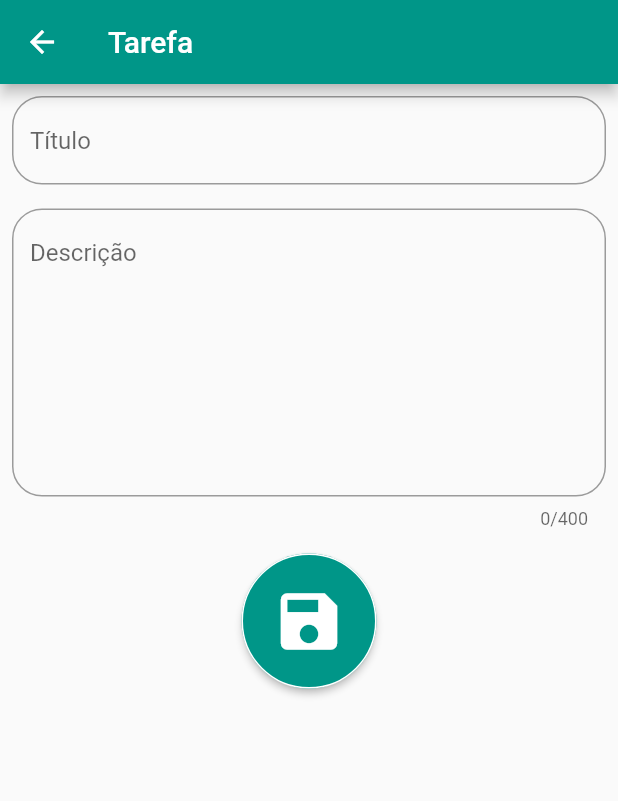
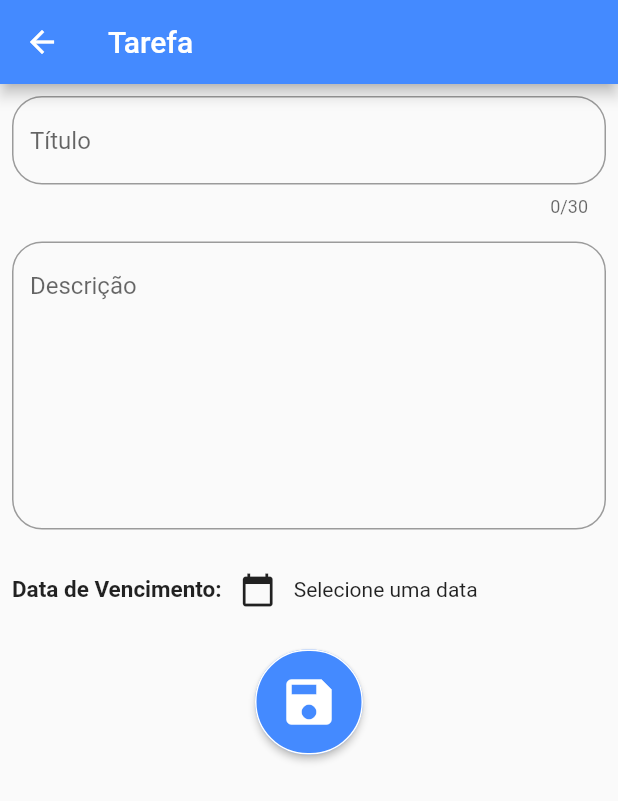
Before and after one commit to davigadelha/tarefas, a Flutter app: the TarefaScreen screen opened directly, on a phone screen of 412 x 824 dp. Shown: the top 801 px of the screen. Run offline on Flutter 3.47's test engine with Material 2 defaults, Android fonts, the phone set to English and light mode, and no system bars; our stand-ins replace shared_preferences; accounts and stored records are empty.

```diff
--- a/lib/models/tarefa.dart
+++ b/lib/models/tarefa.dart
@@ -1,24 +1,34 @@
+import 'package:tarefas/util/data_util.dart';
+
 class Tarefa {
   String titulo;
   String descricao;
   String status;
+  DateTime dataCriacao;
+  DateTime dataVencimento;
 
   Tarefa();
 
-  Tarefa.fromTituloDescricao(String titulo, String descricao) {
+  Tarefa.fromAtributos(String titulo, String descricao, DateTime dataCriacao, DateTime dataVencimento) {
     this.titulo = titulo;
     this.descricao = descricao;
+    this.dataCriacao = dataCriacao;
+    this.dataVencimento = dataVencimento;
     this.status = 'A';
   }
 
   Tarefa.fromJson(Map<String, dynamic> json)
     : titulo = json['titulo'],
       descricao = json['descricao'],
+        dataCriacao = DataUtil.getDateTimeFromString(json['dataCriacao']),
+        dataVencimento = DataUtil.getDateTimeFromString(json['dataVencimento']),
       status = json['status'];
 
   Map toJson() => {
     'titulo' : titulo,
     'descricao' : descricao,
+    'dataCriacao' : DataUtil.getDataHoraFormatada(dataCriacao),
+    'dataVencimento' : DataUtil.getDataHoraFormatada(dataVencimento),
     'status' : status
   };
 }
--- a/lib/screens/tarefa_screen.dart
+++ b/lib/screens/tarefa_screen.dart
@@ -3,6 +3,8 @@ import 'dart:convert';
 import 'package:flutter/material.dart';
 import 'package:shared_preferences/shared_preferences.dart';
 import 'package:tarefas/models/tarefa.dart';
+import 'package:tarefas/util/constantes.dart';
+import 'package:tarefas/util/data_util.dart';
 
 class TarefaScreen extends StatefulWidget {
 
@@ -22,13 +24,20 @@ class _TarefaScreenState extends State<TarefaScreen> {
 
   final _tituloController = TextEditingController();
   final _descricaoController = TextEditingController();
+  DateTime _dataVencimento;
 
   _TarefaScreenState(Tarefa tarefa, int index){
     this._tarefa = tarefa;
     this._index = index;
+  }
+
+  @override
+  void initState() {
+    super.initState();
     if (_tarefa != null) {
       _tituloController.text = _tarefa.titulo;
       _descricaoController.text = _tarefa.descricao;
+      _dataVencimento = _tarefa.dataVencimento;
     }
   }
 
@@ -46,8 +55,10 @@ class _TarefaScreenState extends State<TarefaScreen> {
         list = objs.map((obj) => Tarefa.fromJson(obj)).toList();
       }
 
-      _tarefa = Tarefa.fromTituloDescricao(
-          _tituloController.text, _descricaoController.text);
+      _tarefa = Tarefa.fromAtributos(
+          _tituloController.text, _descricaoController.text, DateTime.now(), _dataVencimento);
+      debugPrint('dataCriacao: ${_tarefa.dataCriacao}');
+      debugPrint('dataVencimento: ${_dataVencimento}');
 
       if (_index != -1) {
         list[_index] = _tarefa;
@@ -64,12 +75,14 @@ class _TarefaScreenState extends State<TarefaScreen> {
   Widget build(BuildContext context) {
     return Scaffold(
       key: key,
-      appBar: AppBar(backgroundColor: Colors.teal, title: Text('Tarefa'),),
+      appBar: AppBar(backgroundColor: Constantes.corPadrao, title: Text('Tarefa'),),
       body: Column(
+        crossAxisAlignment: CrossAxisAlignment.start,
         children: [
           Padding(
             padding: const EdgeInsets.all(8.0),
             child: TextField(
+              maxLength: 30,
               controller: _tituloController,
               decoration: InputDecoration(
                 hintText: 'Título',
@@ -81,8 +94,8 @@ class _TarefaScreenState extends State<TarefaScreen> {
             padding: const EdgeInsets.all(8.0),
             child: TextField(
               controller: _descricaoController,
+              keyboardType: TextInputType.multiline,
               maxLines: 8,
-              maxLength: 400,
               decoration: InputDecoration(
                   hintText: 'Descrição',
                   border: OutlineInputBorder(borderRadius: BorderRadius.circular(20)),
@@ -91,18 +104,45 @@ class _TarefaScreenState extends State<TarefaScreen> {
           ),
           Padding(
             padding: const EdgeInsets.all(8.0),
+            child: Row(
+              children: [
+                Text('Data de Vencimento:', textAlign: TextAlign.start, style: TextStyle(fontSize: 15, fontWeight: FontWeight.bold),),
+                IconButton(
+                  icon: Icon(Icons.calendar_today),
+                  onPressed: () {
+                    showDatePicker(
+                        context: context,
+                        initialDate: _dataVencimento == null ?  DateTime.now() : _dataVencimento,
+                        firstDate: DateTime.now(),
+                        lastDate: DateTime(9999),
+
+                    ).then((dataEscolhida) {
+                      setState(() {
+                        _dataVencimento = dataEscolhida;
+                      });
+                    });
+                  },
+                ),
+                Text(_dataVencimento == null ? 'Selecione uma data' : DataUtil.getDataFormatada(_dataVencimento)),
+              ],
+            ),
+          ),
+          Padding(
+            padding: const EdgeInsets.all(8.0),
+            child: Center(
               child: ButtonTheme(
-              minWidth: 90,
-              height: 90,
+                minWidth: 70,
+                height: 70,
                 child: RaisedButton(
                   shape: RoundedRectangleBorder(
                     borderRadius: BorderRadius.circular(100),
                     side: BorderSide(color: Colors.white)
                     ),
-                child: Icon(Icons.save, size: 50,),
-                color: Colors.teal,
+                  child: Icon(Icons.save, size: 40,),
+                  color: Constantes.corPadrao,
                   textColor: Colors.white,
                   onPressed: () => _saveItem(),
+                ),
               ),
             ),
           )
--- /dev/null
+++ b/lib/util/constantes.dart
@@ -0,0 +1,5 @@
+import 'package:flutter/material.dart';
+
+class Constantes {
+  static final Color corPadrao = Colors.blueAccent ;
+}
--- /dev/null
+++ b/lib/util/data_util.dart
@@ -0,0 +1,33 @@
+import 'package:intl/intl.dart';
+
+class DataUtil {
+
+  static String getDataFormatada(DateTime data){
+    if (data == null){
+      return null;
+    }
+    return  DateFormat('dd/MM/yyyy').format(data);
+  }
+
+  static String getDataHoraFormatada(DateTime data){
+    if (data == null){
+      return null;
+    }
+    return  DateFormat('dd/MM/yyyy HH:MM:SS').format(data);
+  }
+
+  static String getDataFormatadaStr(String data){
+    if (data == null){
+      return null;
+    }
+    return  DateFormat('dd/MM/yyyy').format(DateTime.parse(data));
+  }
+
+  static DateTime getDateTimeFromString(String dataStr){
+    if (dataStr == null){
+      return null;
+    }
+
+    return DateFormat('dd/MM/yyyy HH:MM:SS').parse(dataStr);
+  }
+}
```
Also changed, not shown: lib/screens/lista_tarefas_screen.dart (+189 -83 lines). Lines whose indentation alone changed are shown as unchanged.
